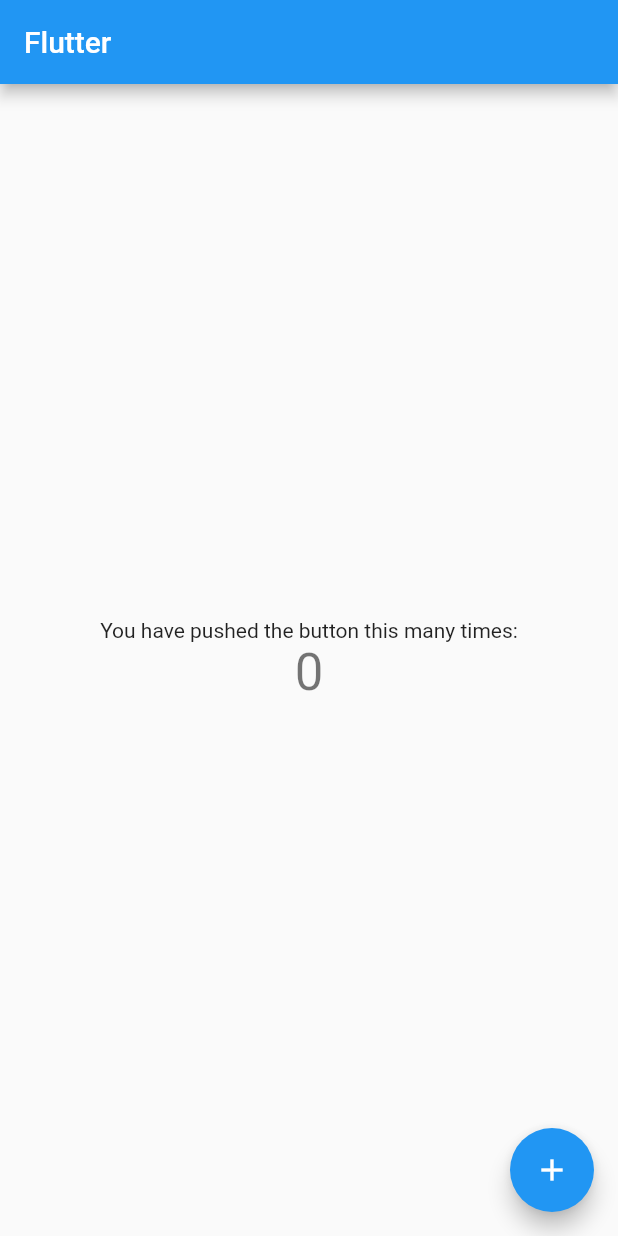
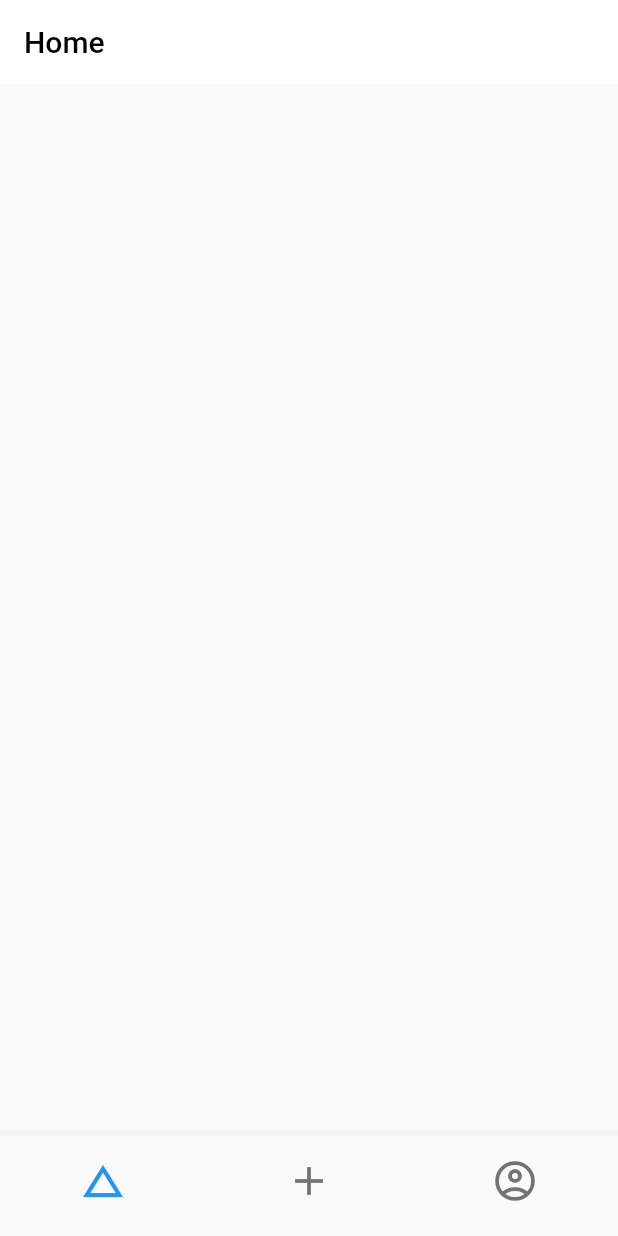
Before and after one commit to Tangxinzi/flutter_learing, a Flutter app: the screen it shows after launch, on a phone screen of 412 x 824 dp. Run offline on Flutter 3.47's test engine with Material 2 defaults, Android fonts, the phone set to English and light mode, and no system bars; our stand-ins replace outline_material_icons.

Commit message:
配置 Flutter 框架

```diff
--- a/lib/main.dart
+++ b/lib/main.dart
@@ -1,111 +1,4 @@
 import 'package:flutter/material.dart';
+import 'package:flutter_japanese_lite/src/app.dart';
 
-void main() => runApp(MyApp());
-
-class MyApp extends StatelessWidget {
-  // This widget is the root of your application.
-  @override
-  Widget build(BuildContext context) {
-    return MaterialApp(
-      title: 'Flutter Demo',
-      theme: ThemeData(
-        // This is the theme of your application.
-        //
-        // Try running your application with "flutter run". You'll see the
-        // application has a blue toolbar. Then, without quitting the app, try
-        // changing the primarySwatch below to Colors.green and then invoke
-        // "hot reload" (press "r" in the console where you ran "flutter run",
-        // or simply save your changes to "hot reload" in a Flutter IDE).
-        // Notice that the counter didn't reset back to zero; the application
-        // is not restarted.
-        primarySwatch: Colors.blue,
-      ),
-      home: MyHomePage(title: 'Flutter'),
-    );
-  }
-}
-
-class MyHomePage extends StatefulWidget {
-  MyHomePage({Key key, this.title}) : super(key: key);
-
-  // This widget is the home page of your application. It is stateful, meaning
-  // that it has a State object (defined below) that contains fields that affect
-  // how it looks.
-
-  // This class is the configuration for the state. It holds the values (in this
-  // case the title) provided by the parent (in this case the App widget) and
-  // used by the build method of the State. Fields in a Widget subclass are
-  // always marked "final".
-
-  final String title;
-
-  @override
-  _MyHomePageState createState() => _MyHomePageState();
-}
-
-class _MyHomePageState extends State<MyHomePage> {
-  int _counter = 0;
-
-  void _incrementCounter() {
-    setState(() {
-      // This call to setState tells the Flutter framework that something has
-      // changed in this State, which causes it to rerun the build method below
-      // so that the display can reflect the updated values. If we changed
-      // _counter without calling setState(), then the build method would not be
-      // called again, and so nothing would appear to happen.
-      _counter++;
-    });
-  }
-
-  @override
-  Widget build(BuildContext context) {
-    // This method is rerun every time setState is called, for instance as done
-    // by the _incrementCounter method above.
-    //
-    // The Flutter framework has been optimized to make rerunning build methods
-    // fast, so that you can just rebuild anything that needs updating rather
-    // than having to individually change instances of widgets.
-    return Scaffold(
-      appBar: AppBar(
-        // Here we take the value from the MyHomePage object that was created by
-        // the App.build method, and use it to set our appbar title.
-        title: Text(widget.title),
-      ),
-      body: Center(
-        // Center is a layout widget. It takes a single child and positions it
-        // in the middle of the parent.
-        child: Column(
-          // Column is also a layout widget. It takes a list of children and
-          // arranges them vertically. By default, it sizes itself to fit its
-          // children horizontally, and tries to be as tall as its parent.
-          //
-          // Invoke "debug painting" (press "p" in the console, choose the
-          // "Toggle Debug Paint" action from the Flutter Inspector in Android
-          // Studio, or the "Toggle Debug Paint" command in Visual Studio Code)
-          // to see the wireframe for each widget.
-          //
-          // Column has various properties to control how it sizes itself and
-          // how it positions its children. Here we use mainAxisAlignment to
-          // center the children vertically; the main axis here is the vertical
-          // axis because Columns are vertical (the cross axis would be
-          // horizontal).
-          mainAxisAlignment: MainAxisAlignment.center,
-          children: <Widget>[
-            Text(
-              'You have pushed the button this many times:',
-            ),
-            Text(
-              '$_counter',
-              style: Theme.of(context).textTheme.display1,
-            ),
-          ],
-        ),
-      ),
-      floatingActionButton: FloatingActionButton(
-        onPressed: _incrementCounter,
-        tooltip: 'Increment',
-        child: Icon(Icons.add),
-      ), // This trailing comma makes auto-formatting nicer for build methods.
-    );
-  }
-}
+void main() => runApp(App());
--- /dev/null
+++ b/lib/src/app.dart
@@ -0,0 +1,54 @@
+import 'package:flutter/material.dart';
+import 'package:provider/provider.dart';
+import 'package:flutter_japanese_lite/src/add/add.dart';
+import 'package:flutter_japanese_lite/src/home/home.dart';
+import 'package:flutter_japanese_lite/src/profile/profile.dart';
+import 'package:flutter_japanese_lite/src/providers/current_page.dart';
+import 'package:flutter_japanese_lite/src/widgets/app_bottom_navigation_bar.dart';
+
+class App extends StatefulWidget {
+  @override
+  _AppState createState() => _AppState();
+}
+
+class _AppState extends State<App> {
+  @override
+  Widget build(BuildContext context) {
+    return MaterialApp(
+      title: 'w.store',
+      debugShowCheckedModeBanner: false,
+      theme: ThemeData(
+        primaryColor: Colors.black,
+        accentColor: Colors.black87,
+        appBarTheme: AppBarTheme(
+          elevation: 0.0,
+          color: Colors.white,
+          brightness: Brightness.light,
+          textTheme: TextTheme(
+            title: TextStyle(
+              color: Colors.black,
+              fontSize: 20.0,
+              fontWeight: FontWeight.w500,
+            ),
+          ),
+        ),
+      ),
+      home: ChangeNotifierProvider<CurrentPage>(
+        builder: (context) => CurrentPage(),
+        child: Scaffold(
+          body: Consumer<CurrentPage>(
+            builder: (context, currentPage, child) => IndexedStack(
+              index: currentPage.index,
+              children: <Widget>[
+                Home(),
+                Add(),
+                Profile(),
+              ],
+            ),
+          ),
+          bottomNavigationBar: AppBottomNavigationBar(),
+        ),
+      ),
+    );
+  }
+}
--- /dev/null
+++ b/lib/src/home/home.dart
@@ -0,0 +1,17 @@
+import 'package:flutter/material.dart';
+
+class Home extends StatefulWidget {
+  @override
+  _HomeState createState() => _HomeState();
+}
+
+class _HomeState extends State<Home> {
+  @override
+  Widget build(BuildContext context) {
+    return Scaffold(
+      appBar: AppBar(
+        title: Text('Home'),
+      ),
+    );
+  }
+}
--- /dev/null
+++ b/lib/src/login/models/login_model.dart
@@ -0,0 +1,4 @@
+class LoginModel {
+  String name;
+  String password;
+}
--- /dev/null
+++ b/lib/src/providers/current_page.dart
@@ -0,0 +1,11 @@
+import 'package:flutter/foundation.dart';
+
+class CurrentPage with ChangeNotifier {
+  int _index = 0;
+  int get index => _index;
+
+  set index(int value) {
+    _index = value;
+    notifyListeners();
+  }
+}
--- /dev/null
+++ b/lib/src/signup/models/signup_model.dart
@@ -0,0 +1,4 @@
+class SignupModel {
+  String name;
+  String password;
+}
--- /dev/null
+++ b/lib/src/widgets/app_bottom_navigation_bar.dart
@@ -0,0 +1,41 @@
+import 'package:flutter/material.dart';
+import 'package:outline_material_icons/outline_material_icons.dart';
+import 'package:provider/provider.dart';
+import 'package:flutter_japanese_lite/src/providers/current_page.dart';
+
+class AppBottomNavigationBar extends StatelessWidget {
+  @override
+  Widget build(BuildContext context) {
+    final currentPage = Provider.of<CurrentPage>(context);
+
+    return BottomNavigationBar(
+      currentIndex: currentPage.index,
+      onTap: (value) => currentPage.index = value,
+      showSelectedLabels: false,
+      showUnselectedLabels: false,
+      items: <BottomNavigationBarItem>[
+        BottomNavigationBarItem(
+          icon: Icon(
+            Icons.change_history,
+            size: 32,
+          ),
+          title: Text('首页'),
+        ),
+        BottomNavigationBarItem(
+          icon: Icon(
+            Icons.add,
+            size: 32,
+          ),
+          title: Text('添加'),
+        ),
+        BottomNavigationBarItem(
+          icon: Icon(
+            OMIcons.accountCircle,
+            size: 32,
+          ),
+          title: Text('帐户'),
+        ),
+      ],
+    );
+  }
+}
--- a/pubspec.yaml
+++ b/pubspec.yaml
@@ -19,6 +19,8 @@ environment:
 dependencies:
   flutter:
     sdk: flutter
+  outline_material_icons: ^0.1.1
+  provider: ^3.1.0+1
 
   # The following adds the Cupertino Icons font to your application.
   # Use with the CupertinoIcons class for iOS style icons.
```
Also changed, not shown: lib/src/add/add.dart (added, +18 -0 lines), lib/src/login/login.dart (added, +29 -0 lines), lib/src/login/widgets/login_form.dart (added, +110 -0 lines), lib/src/profile/profile.dart (added, +17 -0 lines), lib/src/signup/signup.dart (added, +45 -0 lines), lib/src/signup/widgets/signup_form.dart (added, +152 -0 lines), lib/src/widgets/app_logo.dart (added, +24 -0 lines), pubspec.lock, 2 other files.
